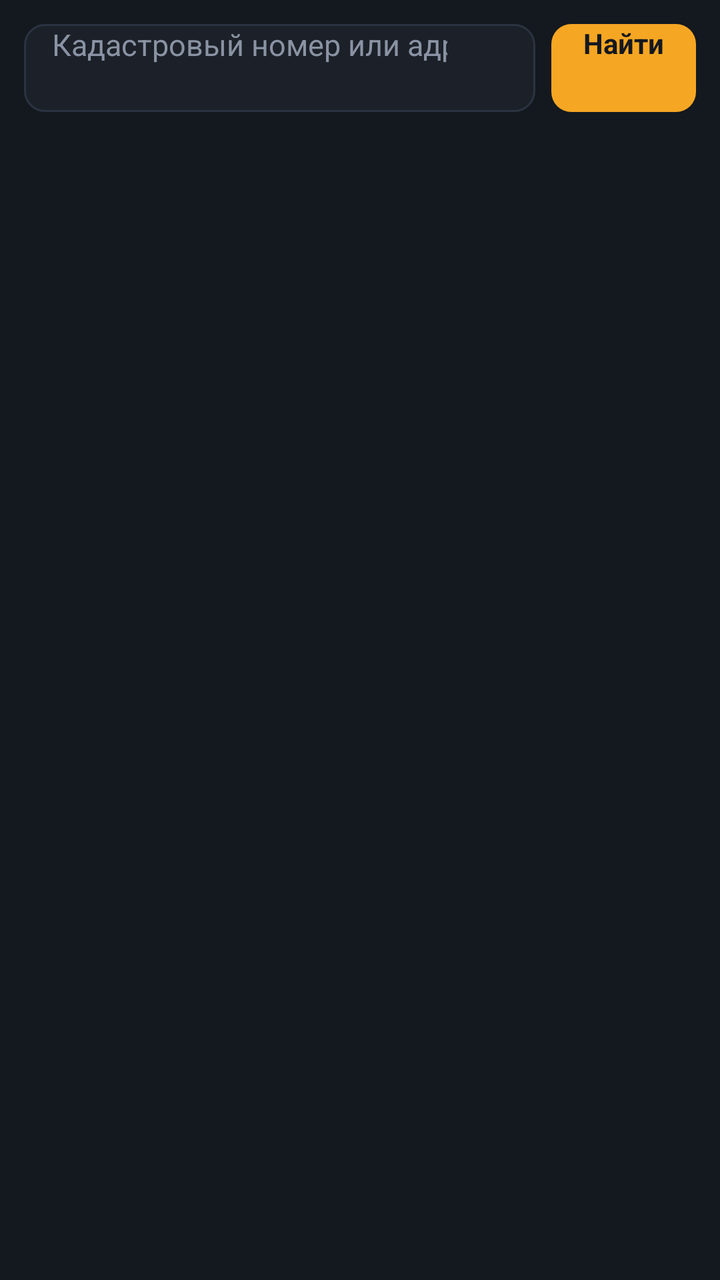
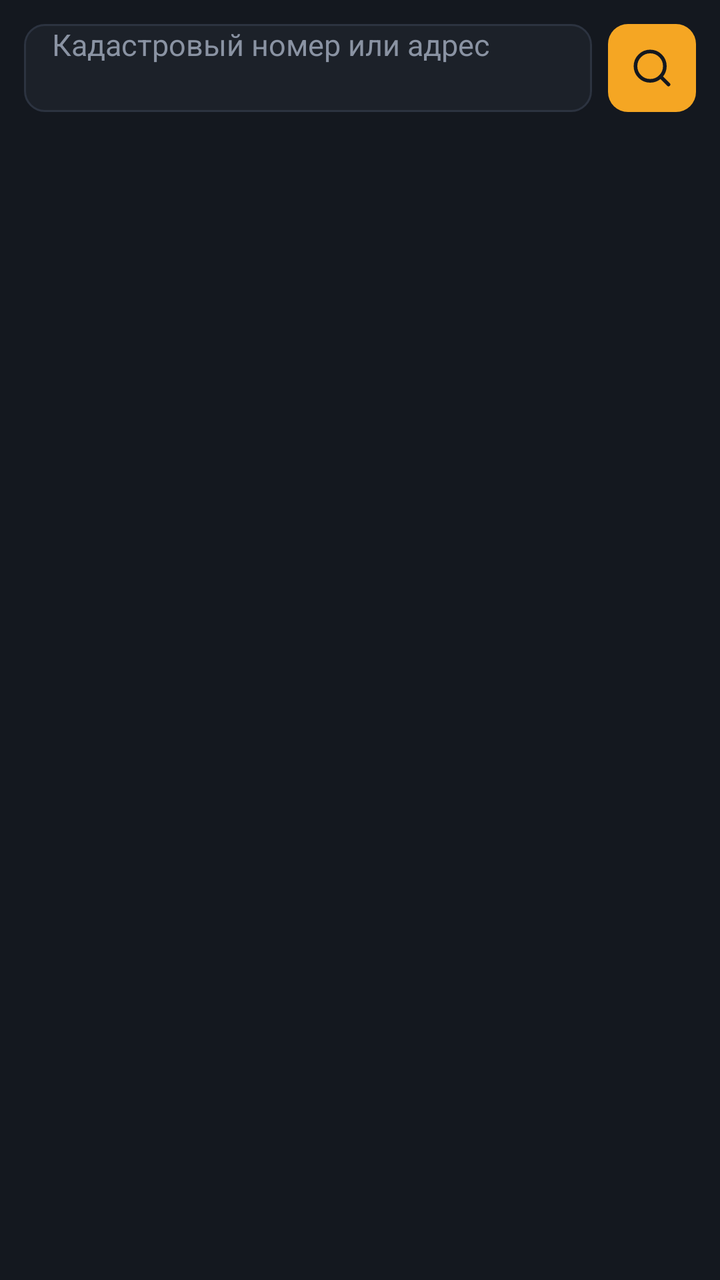

Compare the two renders of this Android layout. The source of the first and the diff that turns it into the second are given below.
<!-- AndroidManifest.xml: application theme Theme.RuRoad -->
<!-- res/layout/activity_search.xml -->
<?xml version="1.0" encoding="utf-8"?>
<LinearLayout xmlns:android="http://schemas.android.com/apk/res/android"
    android:layout_width="match_parent"
    android:layout_height="match_parent"
    android:orientation="vertical"
    android:background="@color/bg"
    android:fitsSystemWindows="true">

    <LinearLayout
        android:layout_width="match_parent"
        android:layout_height="wrap_content"
        android:orientation="horizontal"
        android:padding="12dp"
        android:gravity="center_vertical">

        <FrameLayout
            android:layout_width="0dp"
            android:layout_weight="1"
            android:layout_height="44dp">

            <EditText
                android:id="@+id/search_input"
                android:layout_width="match_parent"
                android:layout_height="match_parent"
                android:background="@drawable/field_bg"
                android:hint="@string/search_hint"
                android:textColorHint="@color/text_dim"
                android:textColor="@color/text_main"
                android:paddingStart="14dp"
                android:paddingEnd="44dp"
                android:textSize="15sp"
                android:singleLine="true"
                android:imeOptions="actionSearch"
                android:inputType="text"
                android:importantForAutofill="no" />

            <ImageButton
                android:id="@+id/search_clear"
                android:layout_width="32dp"
                android:layout_height="32dp"
                android:layout_gravity="end|center_vertical"
                android:layout_marginEnd="8dp"
                android:background="@null"
                android:src="@android:drawable/ic_menu_close_clear_cancel"
                android:tint="@color/text_dim"
                android:visibility="gone"
                android:contentDescription="@string/clear_input" />
        </FrameLayout>

        <Button
            android:id="@+id/search_btn"
            android:layout_width="wrap_content"
            android:layout_height="44dp"
            android:layout_marginStart="8dp"
            android:background="@drawable/btn_primary"
            android:text="@string/search_button"
            android:textColor="#14181F"
            android:textStyle="bold"
            android:paddingStart="16dp"
            android:paddingEnd="16dp" />
    </LinearLayout>

    <ProgressBar
        android:id="@+id/search_progress"
        android:layout_width="wrap_content"
        android:layout_height="wrap_content"
        android:layout_gravity="center_horizontal"
        android:visibility="gone" />

    <TextView
        android:id="@+id/search_status"
        android:layout_width="match_parent"
        android:layout_height="wrap_content"
        android:gravity="center"
        android:padding="12dp"
        android:textColor="@color/text_dim"
        android:textSize="14sp" />

    <ListView
        android:id="@+id/search_results"
        android:layout_width="match_parent"
        android:layout_height="0dp"
        android:layout_weight="1"
        android:divider="@color/stroke"
        android:dividerHeight="1dp" />

</LinearLayout>
<!-- resources referenced by this layout -->
<resources>
  <color name="bg">#14181F</color>
  <color name="stroke">#2C3340</color>
  <color name="text_dim">#8A93A3</color>
  <color name="text_main">#ECEFF3</color>
  <!-- drawable btn_primary (drawable) -->
  <?xml version="1.0" encoding="utf-8"?>
  <shape xmlns:android="http://schemas.android.com/apk/res/android">
      <solid android:color="#F5A623" />
      <corners android:radius="10dp" />
  </shape>
  <!-- drawable field_bg (drawable) -->
  <?xml version="1.0" encoding="utf-8"?>
  <shape xmlns:android="http://schemas.android.com/apk/res/android">
      <solid android:color="#1C2129" />
      <stroke android:width="1dp" android:color="#2C3340" />
      <corners android:radius="10dp" />
  </shape>
  <string name="clear_input">Очистить поле</string>
  <string name="search_button">Найти</string>
  <string name="search_hint">Кадастровый номер или адрес</string>
  <style name="Theme.RuRoad" parent="android:Theme.Material.NoActionBar">
          <item name="android:windowBackground">@color/bg</item>
          <item name="android:statusBarColor">@color/bg</item>
          <item name="android:navigationBarColor">@color/bg</item>
          <item name="android:colorAccent">@color/primary</item>
      </style>
  <color name="primary">#F5A623</color>
</resources>

<!-- the commit's change to res/layout/activity_search.xml (unified diff, before → after) -->
@@ -41,23 +41,23 @@
                 android:layout_gravity="end|center_vertical"
                 android:layout_marginEnd="8dp"
                 android:background="@null"
-                android:src="@android:drawable/ic_menu_close_clear_cancel"
+                android:src="@drawable/ic_close"
                 android:tint="@color/text_dim"
                 android:visibility="gone"
                 android:contentDescription="@string/clear_input" />
         </FrameLayout>
 
-        <Button
+        <ImageButton
             android:id="@+id/search_btn"
-            android:layout_width="wrap_content"
+            android:layout_width="44dp"
             android:layout_height="44dp"
             android:layout_marginStart="8dp"
             android:background="@drawable/btn_primary"
-            android:text="@string/search_button"
-            android:textColor="#14181F"
-            android:textStyle="bold"
-            android:paddingStart="16dp"
-            android:paddingEnd="16dp" />
+            android:src="@drawable/ic_search"
+            android:tint="#14181F"
+            android:scaleType="centerInside"
+            android:padding="11dp"
+            android:contentDescription="@string/search_button" />
     </LinearLayout>
 
     <ProgressBar
<!-- resource entries referenced after the edit -->
@@ -17,6 +17,30 @@
       <stroke android:width="1dp" android:color="#2C3340" />
       <corners android:radius="10dp" />
   </shape>
+  <!-- drawable ic_close (drawable) -->
+  <?xml version="1.0" encoding="utf-8"?>
+  <vector xmlns:android="http://schemas.android.com/apk/res/android"
+      android:width="24dp" android:height="24dp"
+      android:viewportWidth="24" android:viewportHeight="24">
+      <path
+          android:pathData="M18,6 L6,18 M6,6 L18,18"
+          android:strokeColor="#FFFFFFFF" android:strokeWidth="2"
+          android:strokeLineCap="round" android:fillColor="#00000000" />
+  </vector>
+  <!-- drawable ic_search (drawable) -->
+  <?xml version="1.0" encoding="utf-8"?>
+  <vector xmlns:android="http://schemas.android.com/apk/res/android"
+      android:width="24dp" android:height="24dp"
+      android:viewportWidth="24" android:viewportHeight="24">
+      <path
+          android:pathData="M19,11a8,8 0 1,0 -16,0a8,8 0 1,0 16,0"
+          android:strokeColor="#FFFFFFFF" android:strokeWidth="2"
+          android:strokeLineCap="round" android:fillColor="#00000000" />
+      <path
+          android:pathData="M21,21 L16.7,16.7"
+          android:strokeColor="#FFFFFFFF" android:strokeWidth="2"
+          android:strokeLineCap="round" android:fillColor="#00000000" />
+  </vector>
   <string name="clear_input">Очистить поле</string>
   <string name="search_button">Найти</string>
   <string name="search_hint">Кадастровый номер или адрес</string>
